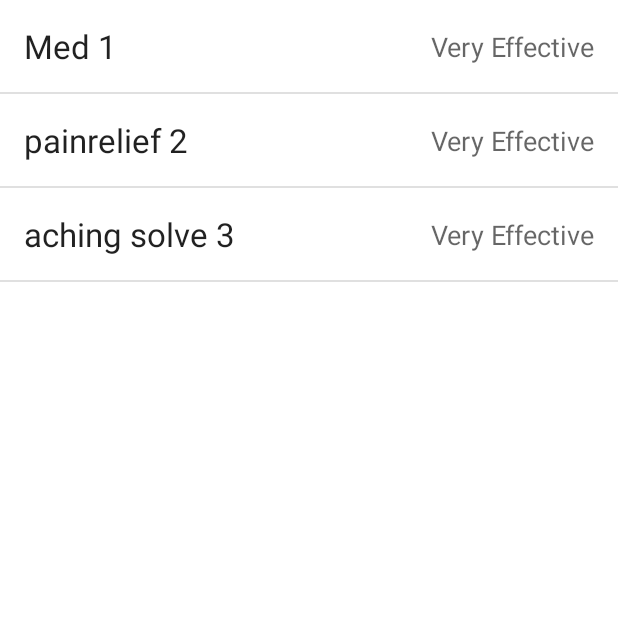
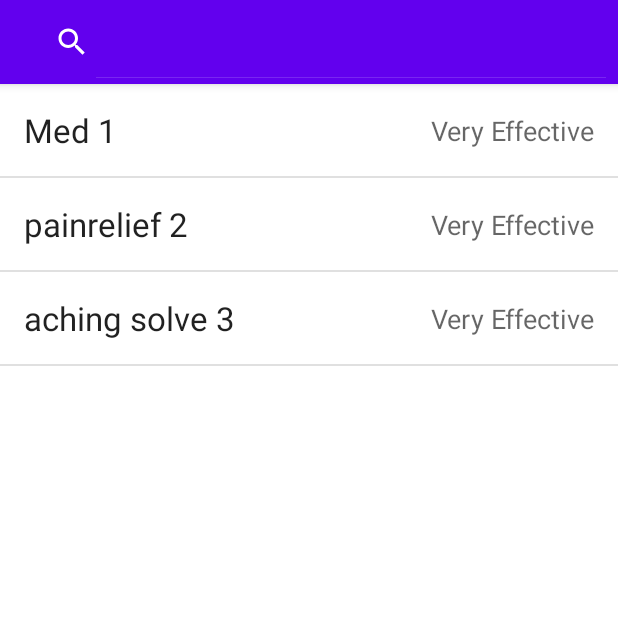
Before and after one commit to 2224508325/App-Project, an Android app: the Recyclerview screen opened directly, with no data from a screen before it, on a phone screen of 412 x 824 dp, the top half of it. Run offline under Robolectric (Android 15) with nearby library versions, the phone set to English and light mode, and no system bars.

Commit message:
Search Bar pupup SearchView with RecyclerView

```diff
--- a/app/src/main/java/com/example/myapplication/Recyclerview.kt
+++ b/app/src/main/java/com/example/myapplication/Recyclerview.kt
@@ -10,6 +10,7 @@ import android.widget.Adapter
 import android.widget.ArrayAdapter
 import android.widget.SearchView
 import android.widget.Toast
+import androidx.core.view.doOnLayout
 import androidx.recyclerview.widget.DividerItemDecoration
 import androidx.recyclerview.widget.LinearLayoutManager
 import kotlinx.android.synthetic.main.activity_main.*
@@ -31,6 +32,8 @@ class Recyclerview : AppCompatActivity() {
         setContentView(R.layout.activity_recyclerview)
 
         setSupportActionBar(ToolBar)
+        //set no animation
+        window.setWindowAnimations(0)
 
         //initilize with empety array list
 
@@ -62,8 +65,14 @@ class Recyclerview : AppCompatActivity() {
 
     override fun onCreateOptionsMenu(menu: Menu?): Boolean {
 
+
+
+
         menuInflater.inflate(R.menu.nav_search, menu)
+
         val menuItem = menu!!.findItem(R.id.SearchButton)
+
+
         if(menuItem != null){
             val searchView = menuItem.actionView as SearchView
             searchView.setOnQueryTextListener(object : SearchView.OnQueryTextListener{
--- a/app/src/main/java/com/example/myapplication/fragments/ProductFragmet.kt
+++ b/app/src/main/java/com/example/myapplication/fragments/ProductFragmet.kt
@@ -2,6 +2,7 @@ package com.example.myapplication.fragments
 
 import android.os.Bundle
 import android.view.*
+import android.view.animation.Animation
 import androidx.fragment.app.Fragment
 import com.example.myapplication.R
 
@@ -10,7 +11,6 @@ class ProductFragmet : Fragment() {
 
     override fun onCreate(savedInstanceState: Bundle?) {
         super.onCreate(savedInstanceState)
-
 
     }
     override fun onCreateView(
--- a/app/src/main/java/com/example/myapplication/fragments/SymptomFragment.kt
+++ b/app/src/main/java/com/example/myapplication/fragments/SymptomFragment.kt
@@ -10,7 +10,7 @@ import android.view.ViewGroup
 import android.widget.Button
 import android.widget.Toast
 import com.example.myapplication.R
-import com.example.myapplication.SearchActivity
+
 import com.example.myapplication.retrieveActivity2
 
 class SymptomFragment : Fragment() {
--- a/app/src/main/res/layout/activity_recyclerview.xml
+++ b/app/src/main/res/layout/activity_recyclerview.xml
@@ -6,15 +6,48 @@
     android:layout_height="match_parent"
     tools:context=".Recyclerview">
 
+    <com.google.android.material.appbar.AppBarLayout
+        android:id="@+id/appbar"
+        android:layout_width="match_parent"
+        android:layout_height="wrap_content"
+        app:layout_constraintBottom_toTopOf="@+id/recyclerview"
+        app:layout_constraintEnd_toEndOf="parent"
+        app:layout_constraintStart_toStartOf="parent"
+        app:layout_constraintTop_toTopOf="parent">
+
+        <androidx.appcompat.widget.Toolbar
+            android:id="@+id/RecyclerToolBar"
+            android:layout_width="match_parent"
+            android:layout_height="wrap_content"
+            android:background="@color/design_default_color_primary"
+            android:theme="@style/ThemeOverlay.AppCompat.Dark.ActionBar"
+            app:layout_constraintBottom_toTopOf="@+id/recyclerview"
+            app:layout_constraintEnd_toEndOf="parent"
+            app:layout_constraintStart_toStartOf="parent"
+            app:layout_constraintTop_toTopOf="parent"
+            app:title="APP">
+
+        <SearchView
+          android:id="@+id/RecyclerSearchView"
+          android:layout_width="match_parent"
+          android:layout_height="wrap_content"
+          android:iconifiedByDefault="false"
+          android:focusedByDefault="false">
+        </SearchView>
+
+        </androidx.appcompat.widget.Toolbar>
+
+
+    </com.google.android.material.appbar.AppBarLayout>
+
     <androidx.recyclerview.widget.RecyclerView
         android:id="@+id/recyclerview"
         android:layout_width="0dp"
         android:layout_height="0dp"
+        app:layoutManager="androidx.recyclerview.widget.LinearLayoutManager"
         app:layout_constraintBottom_toBottomOf="parent"
         app:layout_constraintEnd_toEndOf="parent"
         app:layout_constraintStart_toStartOf="parent"
-        app:layout_constraintTop_toTopOf="parent"
-        app:layoutManager="androidx.recyclerview.widget.LinearLayoutManager"
 
-        />
+        app:layout_constraintTop_toBottomOf="@+id/appbar" />
 </androidx.constraintlayout.widget.ConstraintLayout>
--- a/app/src/main/res/menu/nav_search.xml
+++ b/app/src/main/res/menu/nav_search.xml
@@ -7,11 +7,12 @@
         android:id="@+id/SearchButton"
         android:icon="@drawable/ic_search"
         android:title="Search"
-
-        app:showAsAction="always"
+        app:showAsAction="collapseActionView|always"
         android:background="@color/design_default_color_primary"
         android:theme="@style/ThemeOverlay.AppCompat.Dark.ActionBar"
         />
+
+
     <item
         android:id="@+id/BarcodeScan"
         android:icon="@drawable/ic_barcodescan"
@@ -20,4 +21,6 @@
         >
     </item>
 
+
+
 </menu>
--- a/app/src/main/res/values/colors.xml
+++ b/app/src/main/res/values/colors.xml
@@ -7,4 +7,5 @@
     <color name="teal_700">#FF018786</color>
     <color name="black">#FF000000</color>
     <color name="white">#FFFFFFFF</color>
+
 </resources>
```
Also changed, not shown: app/src/main/java/com/example/myapplication/MainActivity.kt (+7 -4 lines).
